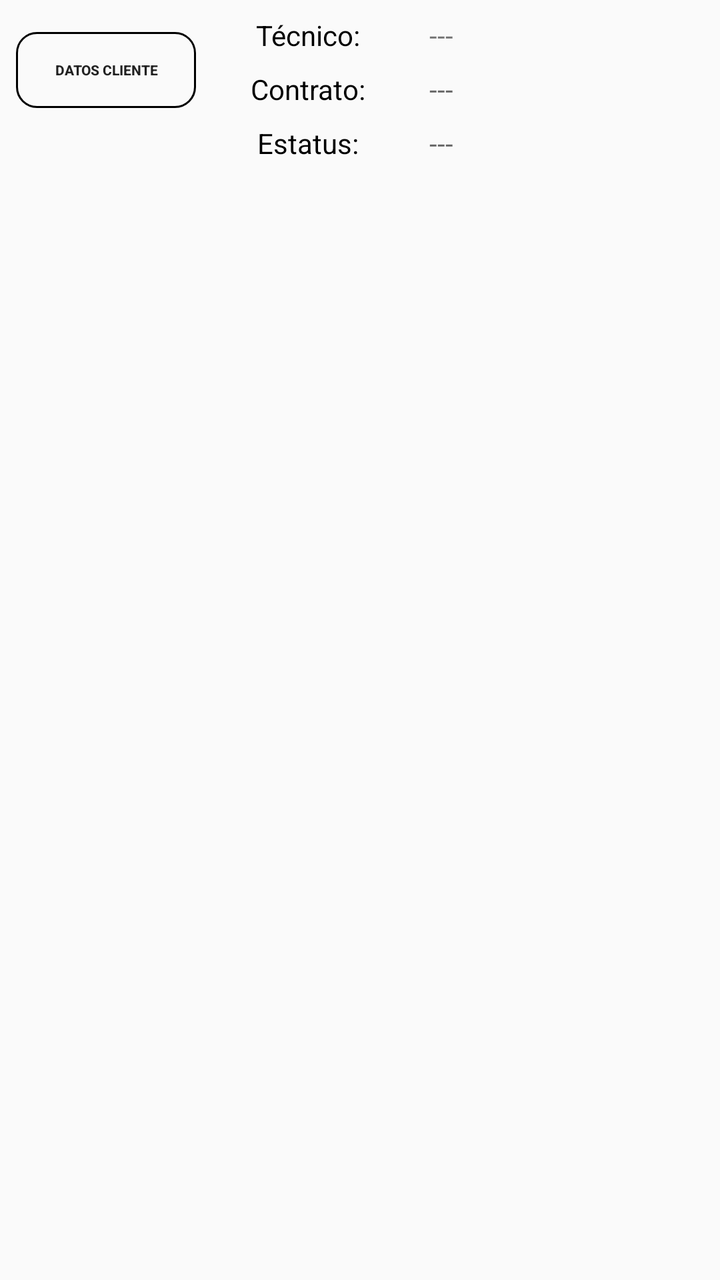
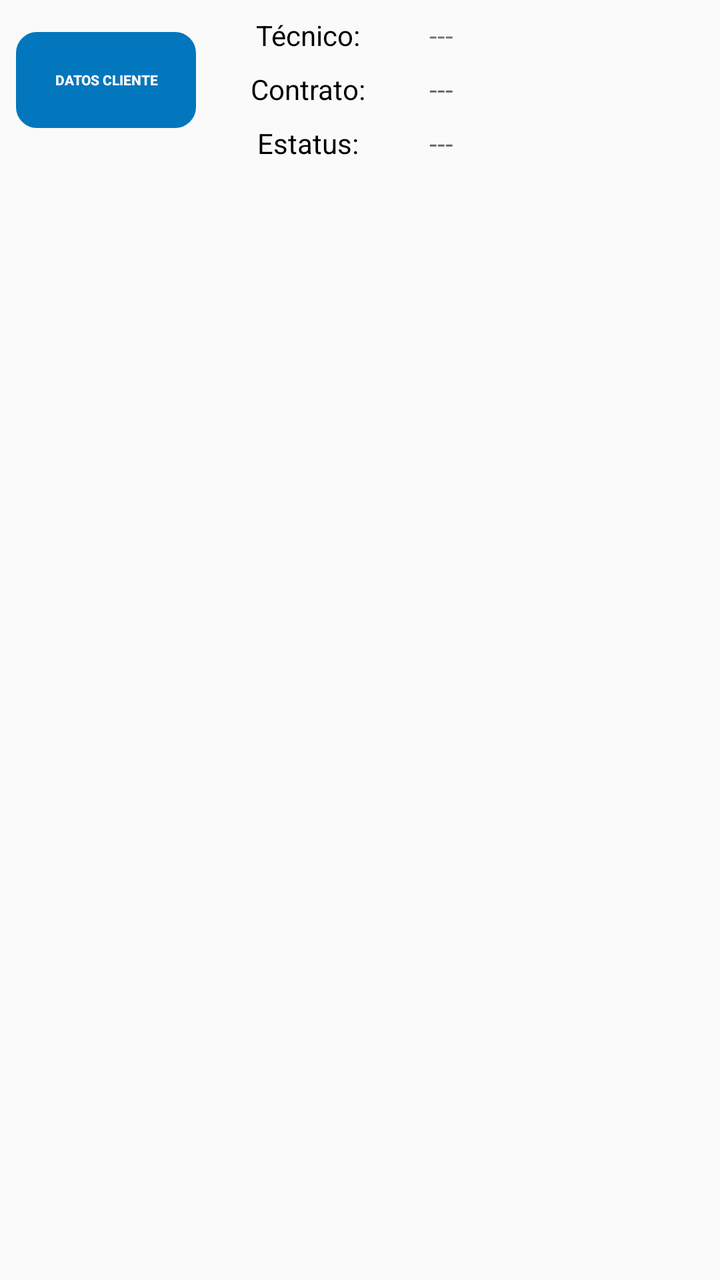

Screens rendered from an Android XML layout before and after an edit, with the pre-edit source and the edit as a unified diff.
<!-- AndroidManifest.xml: application theme AppTheme -->
<!-- res/layout/activity_swipe_ordenes.xml -->
<?xml version="1.0" encoding="utf-8"?>
<android.support.constraint.ConstraintLayout xmlns:android="http://schemas.android.com/apk/res/android"
    xmlns:app="http://schemas.android.com/apk/res-auto"
    xmlns:tools="http://schemas.android.com/tools"
    android:layout_width="match_parent"
    android:layout_height="match_parent"
    android:visibility="visible">

    <android.support.v4.view.ViewPager xmlns:android="http://schemas.android.com/apk/res/android"
        android:id="@+id/pager"
        android:layout_width="match_parent"
        android:layout_height="match_parent"
        android:layout_alignParentStart="true"
        android:layout_alignParentTop="true"
        tools:layout_editor_absoluteX="0dp"
        tools:layout_editor_absoluteY="16dp"></android.support.v4.view.ViewPager>

    <android.support.constraint.ConstraintLayout
        android:id="@+id/constraintLayout6"
        android:layout_width="match_parent"
        android:layout_height="84dp"
        android:layout_alignParentStart="true"
        android:layout_alignParentTop="true"
        app:layout_constraintEnd_toEndOf="parent"
        app:layout_constraintStart_toStartOf="parent"
        app:layout_constraintTop_toTopOf="parent">

        <TextView
            android:id="@+id/qwe"
            android:layout_width="wrap_content"
            android:layout_height="wrap_content"
            android:layout_alignParentStart="true"
            android:layout_alignParentTop="true"
            android:layout_marginStart="30dp"
            android:layout_marginTop="8dp"
            android:text="@string/tecnicoDos"
            android:textColor="#000"
            app:layout_constraintStart_toEndOf="@+id/info"
            app:layout_constraintTop_toTopOf="parent" />

        <TextView
            android:id="@+id/tecniconame"
            android:layout_width="0dp"
            android:layout_height="wrap_content"
            android:layout_marginStart="32dp"
            android:layout_marginEnd="8dp"
            android:text="---"
            app:layout_constraintBottom_toBottomOf="@+id/qwe"
            app:layout_constraintEnd_toEndOf="parent"
            app:layout_constraintStart_toEndOf="@+id/zaw"
            app:layout_constraintTop_toTopOf="@+id/qwe" />

        <Button
            android:id="@+id/info"
            android:layout_width="90dp"
            android:layout_height="38dp"
            android:layout_alignParentStart="true"
            android:layout_alignParentTop="true"
            android:layout_marginStart="8dp"
            android:layout_marginTop="16dp"
            android:background="@drawable/boton"
            android:text="@string/datos_Cliente"
            android:textSize="7dp"
            android:textStyle="bold"
            app:layout_constraintStart_toStartOf="parent"
            app:layout_constraintTop_toTopOf="parent" />

        <TextView
            android:id="@+id/zaw"
            android:layout_width="wrap_content"
            android:layout_height="wrap_content"
            android:layout_alignParentStart="true"
            android:layout_alignParentTop="true"
            android:layout_marginTop="8dp"
            android:text="@string/contratoDos"
            android:textColor="#000"
            app:layout_constraintEnd_toEndOf="@+id/qwe"
            app:layout_constraintStart_toStartOf="@+id/qwe"
            app:layout_constraintTop_toBottomOf="@+id/qwe" />

        <TextView
            android:id="@+id/contrato"
            android:layout_width="0dp"
            android:layout_height="wrap_content"
            android:layout_alignParentTop="true"
            android:layout_marginStart="32dp"
            android:layout_marginEnd="8dp"
            android:layout_toEndOf="@+id/zaw"
            android:hint="---"
            app:layout_constraintBottom_toBottomOf="@+id/zaw"
            app:layout_constraintEnd_toEndOf="parent"
            app:layout_constraintStart_toEndOf="@+id/zaw"
            app:layout_constraintTop_toTopOf="@+id/zaw" />

        <TextView
            android:id="@+id/txtqwe"
            android:layout_width="wrap_content"
            android:layout_height="wrap_content"
            android:layout_alignParentTop="true"
            android:layout_marginTop="8dp"
            android:text="@string/estatusDos"
            android:textColor="#000"
            app:layout_constraintEnd_toEndOf="@+id/qwe"
            app:layout_constraintStart_toStartOf="@+id/qwe"
            app:layout_constraintTop_toBottomOf="@+id/zaw" />

        <TextView
            android:id="@+id/status"
            android:layout_width="0dp"
            android:layout_height="wrap_content"
            android:layout_alignParentTop="true"
            android:layout_marginStart="32dp"
            android:layout_marginEnd="8dp"
            android:hint="---"
            app:layout_constraintBottom_toBottomOf="@+id/txtqwe"
            app:layout_constraintEnd_toEndOf="parent"
            app:layout_constraintStart_toEndOf="@+id/zaw"
            app:layout_constraintTop_toTopOf="@+id/txtqwe" />
    </android.support.constraint.ConstraintLayout>

    <ScrollView
        android:id="@+id/scv"
        android:layout_width="match_parent"
        android:layout_height="0dp"
        android:layout_alignParentStart="true"
        android:layout_marginStart="16dp"
        android:layout_marginTop="16dp"
        android:layout_marginEnd="16dp"
        android:layout_marginBottom="16dp"
        android:background="@drawable/contorno"
        android:verticalScrollbarPosition="defaultPosition"
        android:visibility="gone"
        app:layout_constraintBottom_toBottomOf="parent"
        app:layout_constraintEnd_toEndOf="parent"
        app:layout_constraintHorizontal_bias="0.0"
        app:layout_constraintStart_toStartOf="parent"
        app:layout_constraintTop_toBottomOf="@+id/constraintLayout6">

        <android.support.constraint.ConstraintLayout
            android:id="@+id/animado"
            android:layout_width="match_parent"
            android:layout_height="match_parent"
            android:layout_alignParentTop="true"
            android:background="@drawable/contorno"
            android:backgroundTint="@color/colorPrimary"
            android:visibility="gone">

            <TextView
                android:id="@+id/asd"
                android:layout_width="wrap_content"
                android:layout_height="wrap_content"
                android:layout_alignParentStart="true"
                android:layout_alignParentTop="true"
                android:layout_marginTop="8dp"
                android:text="@string/info_Usuario"
                android:textSize="20dp"
                android:textStyle="bold"
                app:layout_constraintEnd_toEndOf="parent"
                app:layout_constraintStart_toStartOf="parent"
                app:layout_constraintTop_toTopOf="parent" />

            <TextView
                android:id="@+id/as"
                android:layout_width="wrap_content"
                android:layout_height="wrap_content"
                android:layout_below="@+id/asd"
                android:layout_alignParentStart="true"
                android:layout_marginTop="16dp"
                android:text="@string/nombreDos"
                android:textSize="20dp"
                android:textStyle="bold"
                app:layout_constraintEnd_toEndOf="@+id/asd"
                app:layout_constraintStart_toStartOf="@+id/asd"
                app:layout_constraintTop_toBottomOf="@+id/asd" />

            <TextView
                android:id="@+id/infonombre"
                android:layout_width="match_parent"
                android:layout_height="wrap_content"
                android:layout_below="@+id/as"
                android:layout_alignParentStart="true"
                android:layout_marginTop="8dp"
                android:hint="---"
                android:textSize="20dp"
                app:layout_constraintEnd_toEndOf="@+id/asd"
                app:layout_constraintStart_toStartOf="@+id/asd"
                app:layout_constraintTop_toBottomOf="@+id/as" />

            <TextView
                android:id="@+id/wre"
                android:layout_width="wrap_content"
                android:layout_height="wrap_content"
                android:layout_below="@+id/infonombre"
                android:layout_alignParentStart="true"
                android:layout_marginTop="16dp"
                android:text="@string/direccionDos"
                android:textSize="20dp"
                android:textStyle="bold"
                app:layout_constraintEnd_toEndOf="@+id/asd"
                app:layout_constraintStart_toStartOf="@+id/asd"
                app:layout_constraintTop_toBottomOf="@+id/infonombre" />

            <TextView
                android:id="@+id/infodireccion"
                android:layout_width="match_parent"
                android:layout_height="wrap_content"
                android:layout_below="@+id/wre"
                android:layout_alignParentStart="true"
                android:layout_marginTop="8dp"
                android:text="---"
                android:textSize="20dp"
                app:layout_constraintEnd_toEndOf="@+id/asd"
                app:layout_constraintStart_toStartOf="@+id/asd"
                app:layout_constraintTop_toBottomOf="@+id/wre" />

            <TextView
                android:id="@+id/jkl"
                android:layout_width="wrap_content"
                android:layout_height="36dp"
                android:layout_below="@+id/infodireccion"
                android:layout_alignParentStart="true"
                android:layout_marginTop="16dp"
                android:text="@string/servicios_Asignados"
                android:textSize="20dp"
                android:textStyle="bold"
                app:layout_constraintEnd_toEndOf="@+id/asd"
                app:layout_constraintStart_toStartOf="@+id/asd"
                app:layout_constraintTop_toBottomOf="@+id/infodireccion" />

            <TextView
                android:id="@+id/infoservicios"
                android:layout_width="match_parent"
                android:layout_height="wrap_content"
                android:layout_below="@+id/jkl"
                android:layout_alignParentStart="true"
                android:layout_alignParentEnd="true"
                android:layout_marginTop="8dp"
                android:ems="10"
                android:gravity="center"
                android:inputType="textMultiLine"
                android:textAlignment="center"
                android:textSize="20dp"
                app:layout_constraintEnd_toEndOf="@+id/asd"
                app:layout_constraintStart_toStartOf="@+id/asd"
                app:layout_constraintTop_toBottomOf="@+id/jkl" />
        </android.support.constraint.ConstraintLayout>

    </ScrollView>

</android.support.constraint.ConstraintLayout>
<!-- resources referenced by this layout -->
<resources>
  <color name="colorPrimary">#0277BD</color>
  <!-- drawable boton (drawable) -->
  <?xml version="1.0" encoding="utf-8"?>
      <shape xmlns:android="http://schemas.android.com/apk/res/android" android:shape="rectangle">
          <stroke  android:width="1dp"/>
          <corners android:radius="10dp"/>
  
  
      </shape>
  <!-- drawable contorno (drawable) -->
  <?xml version="1.0" encoding="utf-8"?>
  <selector xmlns:android="http://schemas.android.com/apk/res/android">
      <item><layer-list>
          <item>
              <shape>
                  <solid
                      android:color="#ffff">
                  </solid>
  
                  <corners android:radius="3dp" />
  
                  <padding
                      android:bottom="10dp"
                      android:left="10dp"
                      android:right="10dp"
                      android:top="10dp" />
                  <stroke
                      android:width="2dp"
                      android:color="#676667"/>
              </shape>
          </item>
  
      </layer-list></item>
  </selector>
  <string name="contratoDos">Contrato:</string>
  <string name="datos_Cliente">Datos Cliente</string>
  <string name="direccionDos">Dirección:</string>
  <string name="estatusDos">Estatus:</string>
  <string name="info_Usuario">Información del usuario</string>
  <string name="nombreDos">Nombre:</string>
  <string name="servicios_Asignados">Servicios asignados</string>
  <string name="tecnicoDos">Técnico:</string>
  <style name="AppTheme" parent="Theme.AppCompat.Light.DarkActionBar">
          
          <item name="colorPrimary">@color/colorPrimary</item>
          <item name="colorPrimaryDark">@color/colorPrimaryDark</item>
          <item name="colorAccent">@color/colorAccent</item>
          <item name="android:colorForeground">@android:color/background_dark</item>
      </style>
  <color name="colorPrimaryDark">#004C8C</color>
  <color name="colorAccent">#0000FF</color>
</resources>

<!-- the commit's change to res/layout/activity_swipe_ordenes.xml (unified diff, before → after) -->
@@ -18,7 +18,7 @@
     <android.support.constraint.ConstraintLayout
         android:id="@+id/constraintLayout6"
         android:layout_width="match_parent"
-        android:layout_height="84dp"
+        android:layout_height="wrap_content"
         android:layout_alignParentStart="true"
         android:layout_alignParentTop="true"
         app:layout_constraintEnd_toEndOf="parent"
@@ -53,12 +53,14 @@
         <Button
             android:id="@+id/info"
             android:layout_width="90dp"
-            android:layout_height="38dp"
+            android:layout_height="wrap_content"
             android:layout_alignParentStart="true"
             android:layout_alignParentTop="true"
             android:layout_marginStart="8dp"
             android:layout_marginTop="16dp"
             android:background="@drawable/boton"
+            android:backgroundTint="@color/colorPrimary"
+            android:textColor="#fff"
             android:text="@string/datos_Cliente"
             android:textSize="7dp"
             android:textStyle="bold"
